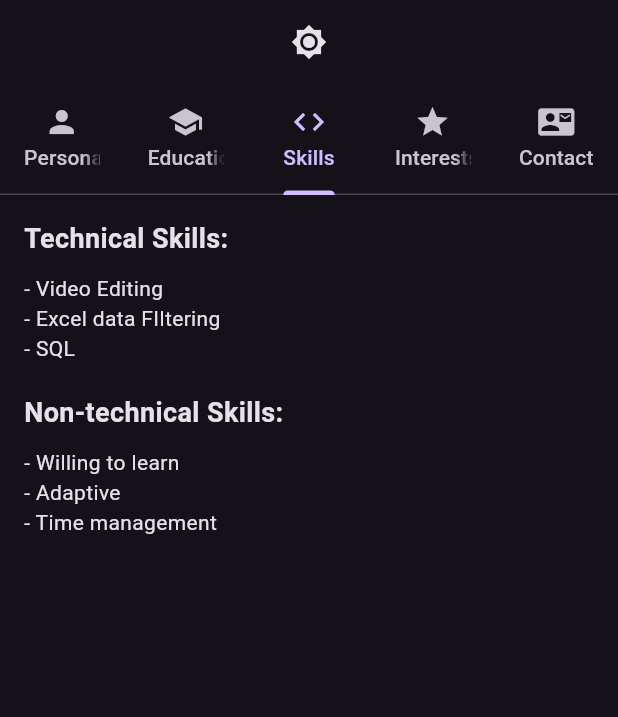
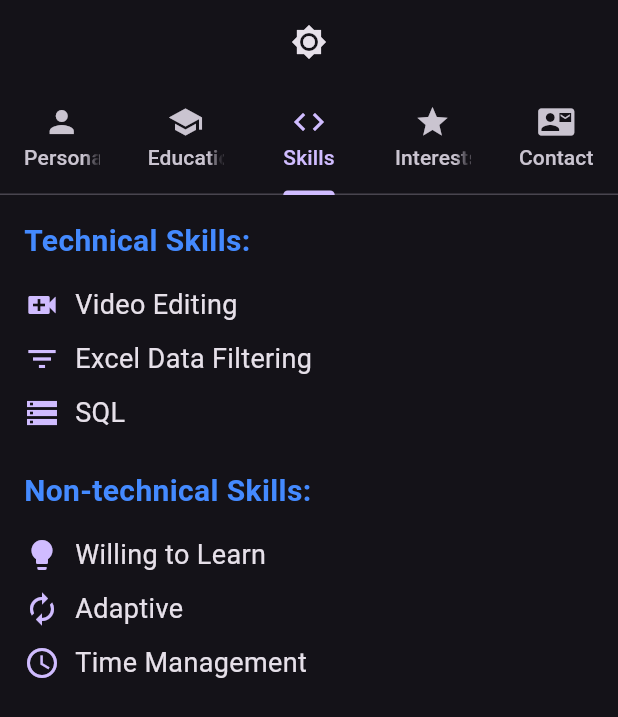
Before and after one commit to MrFranzu/flutter_app, a Flutter app: the screen it shows after launch, tab 3 chosen, on a phone screen of 412 x 824 dp. Shown: the top 717 px of the screen. Run offline on Flutter 3.47's test engine with Material 3 defaults, Android fonts, the phone set to English and light mode, and no system bars.

Commit message:
Update skills.dart

```diff
--- a/lib/skills.dart
+++ b/lib/skills.dart
@@ -5,28 +5,50 @@ class Skills extends StatelessWidget {
 
   @override
   Widget build(BuildContext context) {
+    final theme = Theme.of(context);
+    final textColor = theme.textTheme.bodyLarge?.color;
+
     return Padding(
       padding: const EdgeInsets.all(16.0),
       child: ListView(
-        children: const [
-         Text(
+        children: [
+          const Text(
             'Technical Skills:',
-            style: TextStyle(fontSize: 18, fontWeight: FontWeight.bold),
+            style: TextStyle(fontSize: 20, fontWeight: FontWeight.bold, color: Colors.blueAccent),
           ),
-          SizedBox(height: 10),
-          Text('- Video Editing'),
-          Text('- Excel data FIltering'),
-          Text('- SQL'),
+          const SizedBox(height: 10),
+          _buildSkillItem(context, 'Video Editing', Icons.video_call),
+          _buildSkillItem(context, 'Excel Data Filtering', Icons.filter_list),
+          _buildSkillItem(context, 'SQL', Icons.storage),
 
-          SizedBox(height: 20),
+          const SizedBox(height: 20),
+          const Text(
+            'Non-technical Skills:',
+            style: TextStyle(fontSize: 20, fontWeight: FontWeight.bold, color: Colors.blueAccent),
+          ),
+          const SizedBox(height: 10),
+          _buildSkillItem(context, 'Willing to Learn', Icons.lightbulb),
+          _buildSkillItem(context, 'Adaptive', Icons.autorenew),
+          _buildSkillItem(context, 'Time Management', Icons.schedule),
+        ],
+      ),
+    );
+  }
+
+  Widget _buildSkillItem(BuildContext context, String skill, IconData icon) {
+    final theme = Theme.of(context);
+    final textColor = theme.textTheme.bodyLarge?.color;
+
+    return Padding(
+      padding: const EdgeInsets.symmetric(vertical: 5.0),
+      child: Row(
+        children: [
+          Icon(icon, color: theme.colorScheme.primary),
+          const SizedBox(width: 10),
           Text(
-            'Non-technical Skills:',
-            style: TextStyle(fontSize: 18, fontWeight: FontWeight.bold),
+            skill,
+            style: TextStyle(fontSize: 18, color: textColor),
           ),
-          SizedBox(height: 10),
-          Text('- Willing to learn'),
-          Text('- Adaptive'),
-          Text('- Time management'),
         ],
       ),
     );
```
